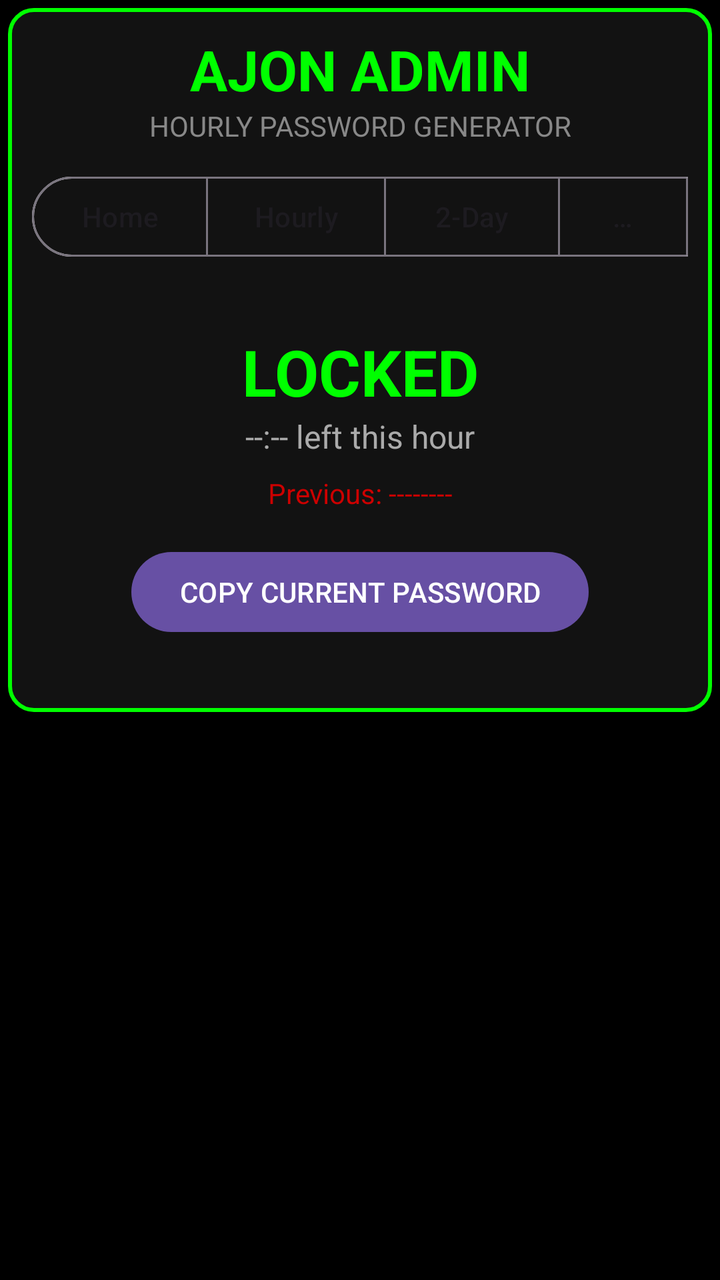
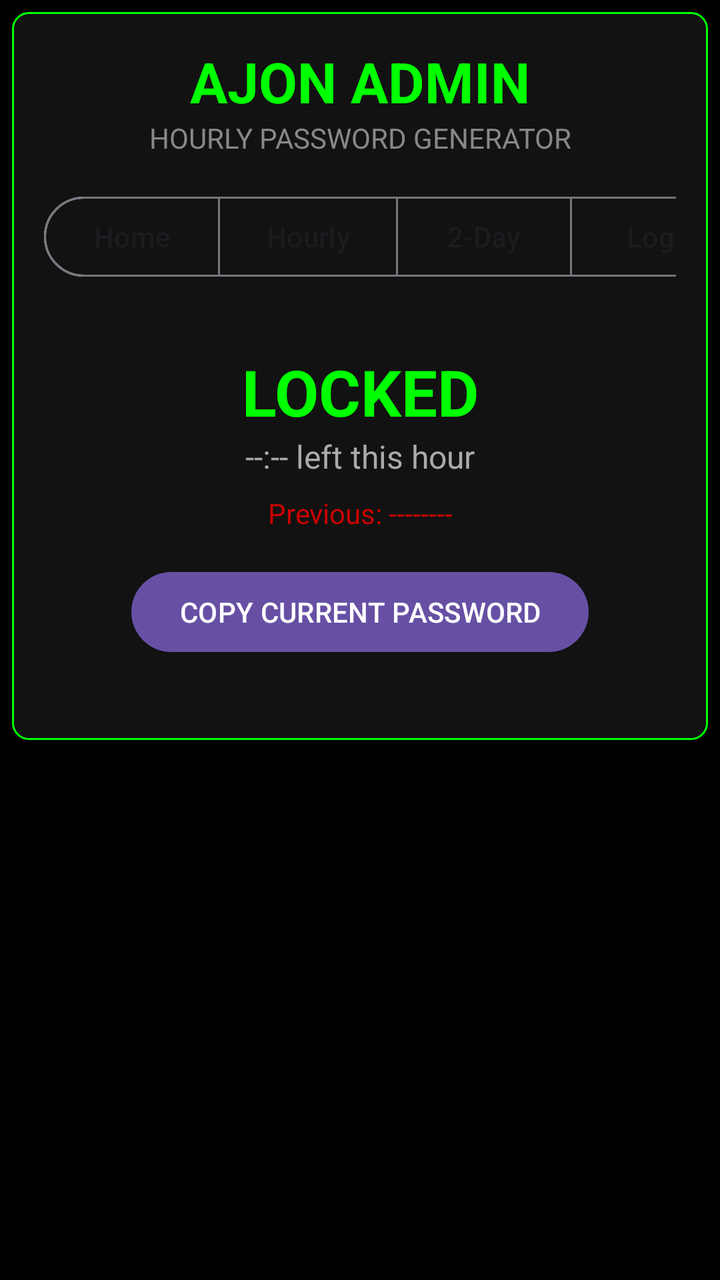

Screens rendered from an Android XML layout before and after an edit, with the pre-edit source and the edit as a unified diff.
<!-- AndroidManifest.xml: application theme Theme.Material3.DayNight.NoActionBar -->
<!-- res/layout/activity_main.xml -->
<?xml version="1.0" encoding="utf-8"?>
<ScrollView xmlns:android="http://schemas.android.com/apk/res/android"
    xmlns:app="http://schemas.android.com/apk/res-auto"
    android:layout_width="match_parent"
    android:layout_height="match_parent"
    android:background="#000000"
    android:padding="4dp">

    <LinearLayout
        android:layout_width="match_parent"
        android:layout_height="wrap_content"
        android:background="@drawable/green_border"
        android:orientation="vertical"
        android:padding="12dp">

        <TextView
            android:layout_width="match_parent"
            android:layout_height="wrap_content"
            android:text="AJON ADMIN"
            android:textColor="#00FF00"
            android:textSize="28sp"
            android:textStyle="bold"
            android:gravity="center" />

        <TextView
            android:layout_width="match_parent"
            android:layout_height="wrap_content"
            android:text="HOURLY PASSWORD GENERATOR"
            android:textColor="#888888"
            android:textSize="14sp"
            android:gravity="center"
            android:layout_marginBottom="12dp" />

        <com.google.android.material.button.MaterialButtonToggleGroup
            android:id="@+id/toggleGroup"
            android:layout_width="match_parent"
            android:layout_height="wrap_content"
            android:layout_marginBottom="16dp"
            app:singleSelection="true"
            app:selectionRequired="true">

            <Button
                android:id="@+id/btnTabHome"
                style="?attr/materialButtonOutlinedStyle"
                android:layout_width="wrap_content"
                android:layout_height="wrap_content"
                android:text="Home" />

            <Button
                android:id="@+id/btnTabSchedule"
                style="?attr/materialButtonOutlinedStyle"
                android:layout_width="wrap_content"
                android:layout_height="wrap_content"
                android:text="Hourly" />

            <Button
                android:id="@+id/btnTabTwoDay"
                style="?attr/materialButtonOutlinedStyle"
                android:layout_width="wrap_content"
                android:layout_height="wrap_content"
                android:text="2-Day" />

            <Button
                android:id="@+id/btnTabLogs"
                style="?attr/materialButtonOutlinedStyle"
                android:layout_width="wrap_content"
                android:layout_height="wrap_content"
                android:text="Logs" />

            <Button
                android:id="@+id/btnTabAdmin"
                style="?attr/materialButtonOutlinedStyle"
                android:layout_width="wrap_content"
                android:layout_height="wrap_content"
                android:text="Admin" />
        </com.google.android.material.button.MaterialButtonToggleGroup>

        <LinearLayout
            android:id="@+id/llHomeContent"
            android:layout_width="match_parent"
            android:layout_height="wrap_content"
            android:orientation="vertical"
            android:gravity="center">

            <TextView
                android:id="@+id/tvCurrentPassword"
                android:layout_width="match_parent"
                android:layout_height="wrap_content"
                android:text="LOCKED"
                android:textColor="#00FF00"
                android:textSize="32sp"
                android:textStyle="bold"
                android:gravity="center"
                android:layout_marginTop="16dp"/>

            <TextView
                android:id="@+id/tvCountdown"
                android:layout_width="match_parent"
                android:layout_height="wrap_content"
                android:text="--:-- left this hour"
                android:textColor="#AAAAAA"
                android:textSize="16sp"
                android:gravity="center"
                android:layout_marginBottom="8dp" />

            <TextView
                android:id="@+id/tvPastPassword"
                android:layout_width="match_parent"
                android:layout_height="wrap_content"
                android:text="Previous: --------"
                android:textColor="#CC0000"
                android:textSize="14sp"
                android:gravity="center"
                android:layout_marginBottom="16dp" />

            <Button
                android:id="@+id/btnCopyCurrent"
                android:layout_width="wrap_content"
                android:layout_height="wrap_content"
                android:text="COPY CURRENT PASSWORD"
                android:layout_gravity="center"
                android:layout_marginBottom="24dp" />
        </LinearLayout>

        <LinearLayout
            android:id="@+id/llScheduleContent"
            android:layout_width="match_parent"
            android:layout_height="wrap_content"
            android:orientation="vertical"
            android:visibility="gone">

            <LinearLayout
                android:id="@+id/llPasswordList"
                android:layout_width="match_parent"
                android:layout_height="wrap_content"
                android:orientation="vertical" />
        </LinearLayout>

        <LinearLayout
            android:id="@+id/llTwoDayContent"
            android:layout_width="match_parent"
            android:layout_height="wrap_content"
            android:orientation="vertical"
            android:visibility="gone">

            <TextView
                android:layout_width="match_parent"
                android:layout_height="wrap_content"
                android:text="2-DAY PASSWORD SCHEDULE (UGX 2500)"
                android:textColor="#00FF00"
                android:textSize="14sp"
                android:gravity="center"
                android:layout_marginBottom="8dp" />

            <LinearLayout
                android:id="@+id/llTwoDayList"
                android:layout_width="match_parent"
                android:layout_height="wrap_content"
                android:orientation="vertical" />
        </LinearLayout>

        <LinearLayout
            android:id="@+id/llLogsContent"
            android:layout_width="match_parent"
            android:layout_height="wrap_content"
            android:orientation="vertical"
            android:visibility="gone">

            <TextView
                android:id="@+id/tvQueueStatus"
                android:layout_width="match_parent"
                android:layout_height="wrap_content"
                android:text="People in Queue: 0"
                android:textColor="#FFAA00"
                android:textSize="18sp"
                android:textStyle="bold"
                android:gravity="center"
                android:padding="8dp"
                android:background="#33000000"
                android:layout_marginBottom="4dp" />

            <TextView
                android:id="@+id/tvDailyCount"
                android:layout_width="match_parent"
                android:layout_height="wrap_content"
                android:text="Sent Today: 0 / 150"
                android:textColor="#FFFFFF"
                android:textSize="16sp"
                android:textStyle="bold"
                android:gravity="center"
                android:padding="8dp"
                android:background="#33000000"
                android:layout_marginBottom="16dp" />

            <TextView
                android:id="@+id/tvTotalMoney"
                android:layout_width="match_parent"
                android:layout_height="wrap_content"
                android:text="Total Received: UGX 0"
                android:textColor="#00FF00"
                android:textSize="20sp"
                android:textStyle="bold"
                android:gravity="center"
                android:layout_marginBottom="16dp" />

            <LinearLayout
                android:id="@+id/llTransactionLog"
                android:layout_width="match_parent"
                android:layout_height="wrap_content"
                android:orientation="vertical" />
        </LinearLayout>

        <LinearLayout
            android:id="@+id/llAdminContent"
            android:layout_width="match_parent"
            android:layout_height="wrap_content"
            android:orientation="vertical"
            android:gravity="center"
            android:visibility="gone">

            <TextView
                android:layout_width="match_parent"
                android:layout_height="wrap_content"
                android:text="Admin Panel"
                android:textColor="#FFFFFF"
                android:textSize="20sp"
                android:gravity="center"
                android:layout_marginBottom="16dp" />

            <EditText
                android:id="@+id/etAdminPin"
                android:layout_width="match_parent"
                android:layout_height="wrap_content"
                android:hint="Enter Admin PIN"
                android:inputType="textPassword"
                android:textColor="#FFFFFF"
                android:textColorHint="#888888"
                android:gravity="center"
                android:layout_marginBottom="16dp" />

            <Button
                android:id="@+id/btnUnlockAdmin"
                android:layout_width="wrap_content"
                android:layout_height="wrap_content"
                android:text="UNLOCK ADMIN" />

            <TextView
                android:id="@+id/tvAdminStatus"
                android:layout_width="match_parent"
                android:layout_height="wrap_content"
                android:text="Status: Locked"
                android:textColor="#FF4444"
                android:textSize="16sp"
                android:gravity="center"
                android:layout_marginTop="16dp" />

            <Button
                android:id="@+id/btnStart"
                android:layout_width="match_parent"
                android:layout_height="wrap_content"
                android:text="START 24/7 ACTIVATOR"
                android:textSize="18sp"
                android:layout_marginTop="16dp" />

            <Button
                android:id="@+id/btnAbout"
                android:layout_width="wrap_content"
                android:layout_height="wrap_content"
                android:text="ABOUT / CREDITS"
                android:layout_marginTop="16dp" />
        </LinearLayout>

    </LinearLayout>
</ScrollView>
<!-- resources referenced by this layout -->
<resources>
  <!-- drawable green_border (drawable) -->
  <?xml version="1.0" encoding="utf-8"?>
  <shape xmlns:android="http://schemas.android.com/apk/res/android">
      <stroke android:width="2dp" android:color="#00FF00" />
      <corners android:radius="12dp" />
      <solid android:color="#121212" />
  </shape>
</resources>

<!-- the commit's change to res/layout/activity_main.xml (unified diff, before → after) -->
@@ -4,14 +4,14 @@
     android:layout_width="match_parent"
     android:layout_height="match_parent"
     android:background="#000000"
-    android:padding="4dp">
+    android:padding="6dp">
 
     <LinearLayout
         android:layout_width="match_parent"
         android:layout_height="wrap_content"
         android:background="@drawable/green_border"
         android:orientation="vertical"
-        android:padding="12dp">
+        android:padding="16dp">
 
         <TextView
             android:layout_width="match_parent"
@@ -29,52 +29,60 @@
             android:textColor="#888888"
             android:textSize="14sp"
             android:gravity="center"
-            android:layout_marginBottom="12dp" />
-
-        <com.google.android.material.button.MaterialButtonToggleGroup
-            android:id="@+id/toggleGroup"
-            android:layout_width="match_parent"
-            android:layout_height="wrap_content"
-            android:layout_marginBottom="16dp"
-            app:singleSelection="true"
-            app:selectionRequired="true">
-
-            <Button
-                android:id="@+id/btnTabHome"
-                style="?attr/materialButtonOutlinedStyle"
+            android:layout_marginBottom="16dp" />
+
+        
+        <HorizontalScrollView
+            android:layout_width="match_parent"
+            android:layout_height="wrap_content"
+            android:scrollbars="none"
+            android:layout_marginBottom="16dp">
+
+            <com.google.android.material.button.MaterialButtonToggleGroup
+                android:id="@+id/toggleGroup"
                 android:layout_width="wrap_content"
                 android:layout_height="wrap_content"
-                android:text="Home" />
-
-            <Button
-                android:id="@+id/btnTabSchedule"
-                style="?attr/materialButtonOutlinedStyle"
-                android:layout_width="wrap_content"
-                android:layout_height="wrap_content"
-                android:text="Hourly" />
-
-            <Button
-                android:id="@+id/btnTabTwoDay"
-                style="?attr/materialButtonOutlinedStyle"
-                android:layout_width="wrap_content"
-                android:layout_height="wrap_content"
-                android:text="2-Day" />
-
-            <Button
-                android:id="@+id/btnTabLogs"
-                style="?attr/materialButtonOutlinedStyle"
-                android:layout_width="wrap_content"
-                android:layout_height="wrap_content"
-                android:text="Logs" />
-
-            <Button
-                android:id="@+id/btnTabAdmin"
-                style="?attr/materialButtonOutlinedStyle"
-                android:layout_width="wrap_content"
-                android:layout_height="wrap_content"
-                android:text="Admin" />
-        </com.google.android.material.button.MaterialButtonToggleGroup>
-
+                app:singleSelection="true"
+                app:selectionRequired="true">
+
+                <Button
+                    android:id="@+id/btnTabHome"
+                    style="?attr/materialButtonOutlinedStyle"
+                    android:layout_width="wrap_content"
+                    android:layout_height="wrap_content"
+                    android:text="Home" />
+
+                <Button
+                    android:id="@+id/btnTabSchedule"
+                    style="?attr/materialButtonOutlinedStyle"
+                    android:layout_width="wrap_content"
+                    android:layout_height="wrap_content"
+                    android:text="Hourly" />
+
+                <Button
+                    android:id="@+id/btnTabTwoDay"
+                    style="?attr/materialButtonOutlinedStyle"
+                    android:layout_width="wrap_content"
+                    android:layout_height="wrap_content"
+                    android:text="2-Day" />
+
+                <Button
+                    android:id="@+id/btnTabLogs"
+                    style="?attr/materialButtonOutlinedStyle"
+                    android:layout_width="wrap_content"
+                    android:layout_height="wrap_content"
+                    android:text="Logs" />
+
+                <Button
+                    android:id="@+id/btnTabAdmin"
+                    style="?attr/materialButtonOutlinedStyle"
+                    android:layout_width="wrap_content"
+                    android:layout_height="wrap_content"
+                    android:text="Admin" />
+            </com.google.android.material.button.MaterialButtonToggleGroup>
+        </HorizontalScrollView>
+
+        
         <LinearLayout
             android:id="@+id/llHomeContent"
             android:layout_width="match_parent"
@@ -122,6 +130,7 @@
                 android:layout_marginBottom="24dp" />
         </LinearLayout>
 
+        
         <LinearLayout
             android:id="@+id/llScheduleContent"
             android:layout_width="match_parent"
@@ -136,6 +145,7 @@
                 android:orientation="vertical" />
         </LinearLayout>
 
+        
         <LinearLayout
             android:id="@+id/llTwoDayContent"
             android:layout_width="match_parent"
@@ -159,6 +169,7 @@
                 android:orientation="vertical" />
         </LinearLayout>
 
+        
         <LinearLayout
             android:id="@+id/llLogsContent"
             android:layout_width="match_parent"
@@ -176,7 +187,6 @@
                 android:textStyle="bold"
                 android:gravity="center"
                 android:padding="8dp"
-                android:background="#33000000"
                 android:layout_marginBottom="4dp" />
 
             <TextView
@@ -189,7 +199,6 @@
                 android:textStyle="bold"
                 android:gravity="center"
                 android:padding="8dp"
-                android:background="#33000000"
                 android:layout_marginBottom="16dp" />
 
             <TextView
@@ -210,6 +219,7 @@
                 android:orientation="vertical" />
         </LinearLayout>
 
+        
         <LinearLayout
             android:id="@+id/llAdminContent"
             android:layout_width="match_parent"
@@ -260,14 +270,8 @@
                 android:layout_height="wrap_content"
                 android:text="START 24/7 ACTIVATOR"
                 android:textSize="18sp"
-                android:layout_marginTop="16dp" />
-
-            <Button
-                android:id="@+id/btnAbout"
-                android:layout_width="wrap_content"
-                android:layout_height="wrap_content"
-                android:text="ABOUT / CREDITS"
-                android:layout_marginTop="16dp" />
+                android:layout_marginTop="24dp" />
+
         </LinearLayout>
 
     </LinearLayout>
<!-- resource entries referenced after the edit -->
@@ -3,8 +3,8 @@
   <!-- drawable green_border (drawable) -->
   <?xml version="1.0" encoding="utf-8"?>
   <shape xmlns:android="http://schemas.android.com/apk/res/android">
-      <stroke android:width="2dp" android:color="#00FF00" />
-      <corners android:radius="12dp" />
+      <stroke android:width="1dp" android:color="#00FF00" />
+      <corners android:radius="8dp" />
       <solid android:color="#121212" />
   </shape>
 </resources>
